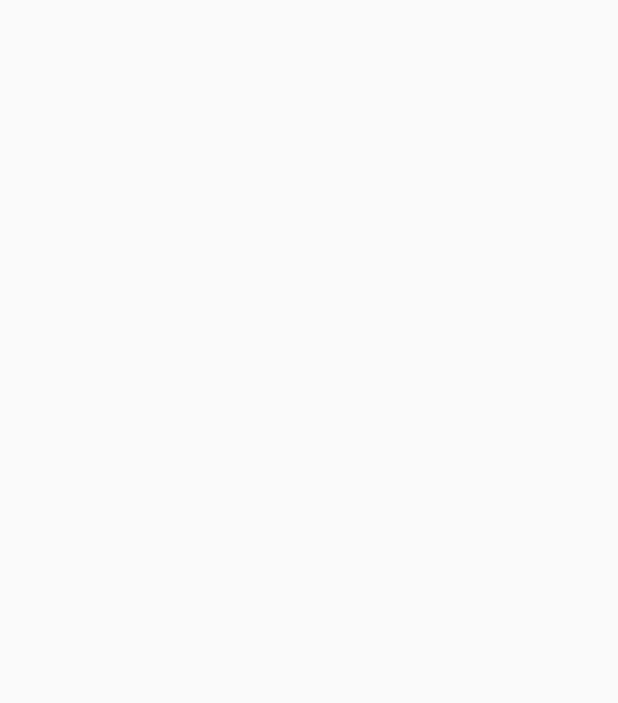
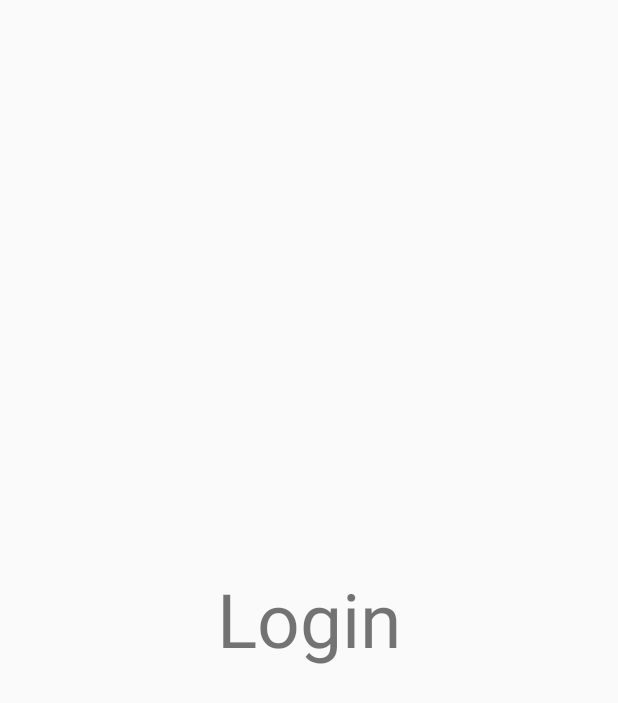
Before and after one commit to Kingbond470/Notify, an Android app: the LoginActivity screen opened directly, with no data from a screen before it, on a phone screen of 412 x 824 dp. Before the commit the part shown is empty. Shown: the top 703 px of the screen. Run offline under Robolectric (Android 15) with nearby library versions, the phone set to English and light mode, and no system bars; our stand-ins replace Firebase (no records; nobody signed in at launch, a user with empty details on screens opened directly).

```diff
--- a/app/src/main/AndroidManifest.xml
+++ b/app/src/main/AndroidManifest.xml
@@ -20,7 +20,7 @@
         </activity>
         <activity
             android:name=".ui.login.LoginActivity"
-            android:exported="false" />
+            android:exported="true" />
         <activity
             android:name=".MainActivity"
             android:exported="true">
--- a/app/src/main/res/layout/activity_login.xml
+++ b/app/src/main/res/layout/activity_login.xml
@@ -6,4 +6,15 @@
     android:layout_height="match_parent"
     tools:context=".ui.login.LoginActivity">
 
+    <TextView
+        android:id="@+id/login"
+        android:layout_width="wrap_content"
+        android:layout_height="wrap_content"
+        android:text="Login"
+        android:textSize="50sp"
+        app:layout_constraintBottom_toBottomOf="parent"
+        app:layout_constraintEnd_toEndOf="parent"
+        app:layout_constraintStart_toStartOf="parent"
+        app:layout_constraintTop_toTopOf="parent" />
+
 </androidx.constraintlayout.widget.ConstraintLayout>
```
Also changed, not shown: app/src/main/java/dev/kingbond/notify/ui/login/LoginActivity.kt (+10 -3 lines), app/src/main/java/dev/kingbond/notify/ui/splash/SpalshActivity.kt (+13 -2 lines).
